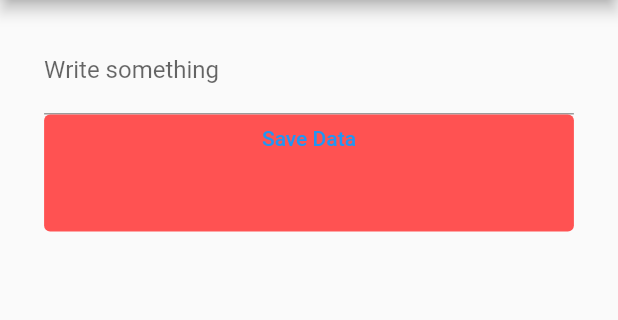
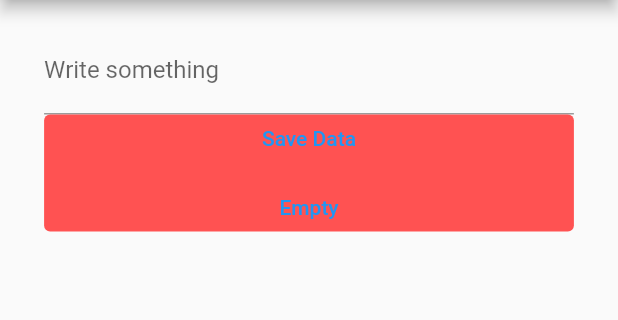
Before and after one commit to arslankaleem7229/sharedPrefernences, a Flutter app: the screen it shows after launch, after a tap on "Save Data", on a phone screen of 412 x 824 dp, the part 84-404 px from its top. Run offline on Flutter 3.47's test engine with Material 2 defaults, Android fonts, the phone set to English and light mode, and no system bars; our stand-ins replace shared_preferences.

Commit message:
Update main.dart

```diff
--- a/lib/main.dart
+++ b/lib/main.dart
@@ -22,11 +22,15 @@ class _MyAppState extends State<MyApp> {
   _loadSavedData() async {
     SharedPreferences _preferences = await SharedPreferences.getInstance();
     setState(() {
-      if (_preferences.getString("data").isNotEmpty &&
-          _preferences.getString("data") != null) {
-        _savedData = _preferences.getString("data");
+      if (_preferences.getString("data") != null &&
+          _preferences.getString("data").isNotEmpty) {
+        setState(() {
+          _savedData = _preferences.getString("data");
+        });
       } else {
-        _savedData = "Empty";
+        setState(() {
+          _savedData = "Empty";
+        });
       }
     });
   }
@@ -69,6 +73,9 @@ class _MyAppState extends State<MyApp> {
               ),
               onPressed: () {
                 _saveMessage(_textEditingController.text);
+                setState(() {
+                  _loadSavedData();
+                });
               },
             ),
           ),
```
